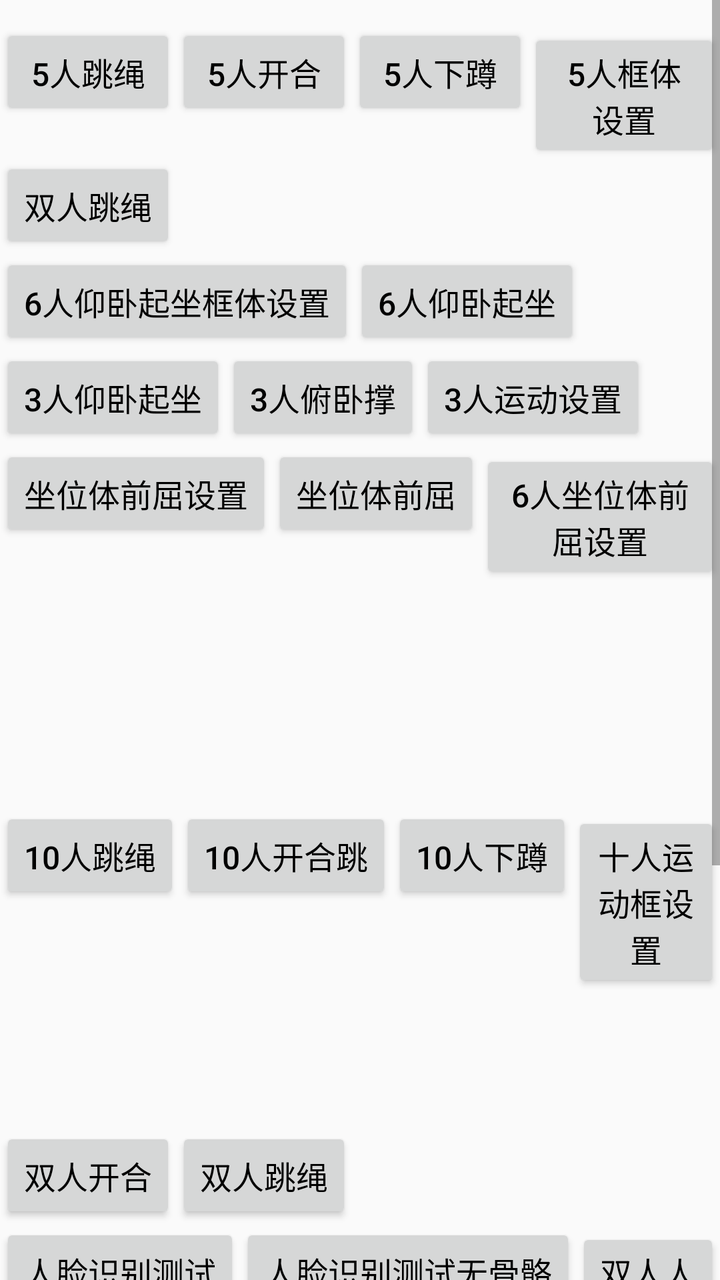
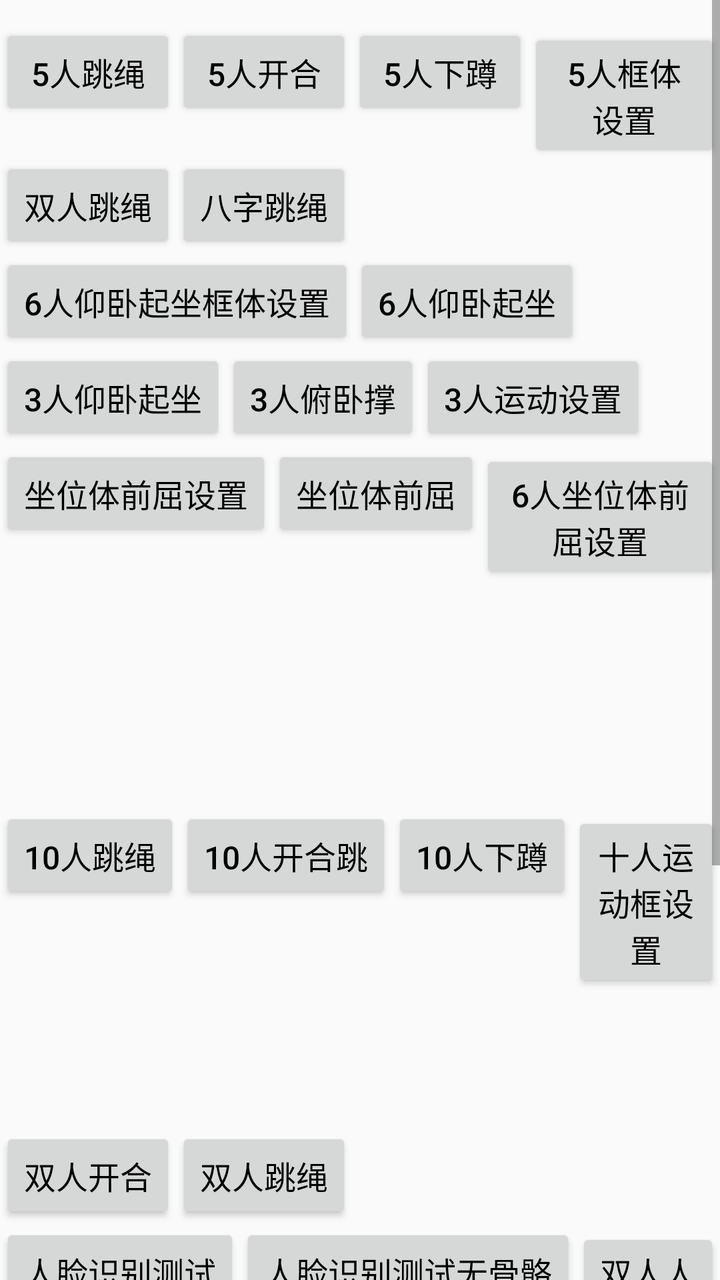

Two renders of the same Android screen: before a commit and after it. Below are the layout's source before the change and the commit's diff.
<!-- AndroidManifest.xml: application theme AppTheme -->
<!-- res/layout/ac_main.xml -->
<?xml version="1.0" encoding="utf-8"?>
<androidx.constraintlayout.widget.ConstraintLayout xmlns:android="http://schemas.android.com/apk/res/android"
    xmlns:app="http://schemas.android.com/apk/res-auto"
    android:layout_width="match_parent"
    android:layout_height="match_parent">

    <ScrollView
        android:layout_width="match_parent"
        android:layout_height="match_parent"
        android:layout_centerHorizontal="true"
        android:scrollbars="vertical">

        <LinearLayout
            android:layout_width="wrap_content"
            android:layout_height="wrap_content"
            android:layout_centerInParent="true"
            android:orientation="vertical"
            android:paddingTop="12dp"
            android:paddingBottom="12dp">

            <LinearLayout
                android:layout_width="wrap_content"
                android:layout_height="wrap_content"
                android:orientation="horizontal">

                <Button
                    android:id="@+id/bnt_0"
                    android:layout_width="wrap_content"
                    android:layout_height="wrap_content"
                    android:text="5人跳绳"
                    android:textColor="@color/color_black"
                    android:textSize="16sp" />

                <Button
                    android:id="@+id/bnt_3"
                    android:layout_width="wrap_content"
                    android:layout_height="wrap_content"
                    android:text="5人开合"
                    android:textColor="@color/color_black"
                    android:textSize="16sp" />

                <Button
                    android:id="@+id/bnt_4"
                    android:layout_width="wrap_content"
                    android:layout_height="wrap_content"
                    android:text="5人下蹲"
                    android:textColor="@color/color_black"
                    android:textSize="16sp" />
                <Button
                    android:id="@+id/bnt_5_region_set"
                    android:layout_width="wrap_content"
                    android:layout_height="wrap_content"
                    android:text="5人框体设置"
                    android:textColor="@color/color_black"
                    android:textSize="16sp" />

            </LinearLayout>

            <LinearLayout
                android:layout_width="match_parent"
                android:layout_height="wrap_content"
                android:contentDescription="双人运动">

                <Button
                    android:id="@+id/btn_d_skip"
                    android:layout_width="wrap_content"
                    android:layout_height="wrap_content"
                    android:text="双人跳绳"
                    android:textColor="@color/color_black"
                    android:textSize="16sp" />
            </LinearLayout>

            <LinearLayout
                android:layout_width="match_parent"
                android:layout_height="wrap_content"
                android:contentDescription="双人运动">
                <Button
                    android:id="@+id/btn_six_ywqz_set"
                    android:layout_width="wrap_content"
                    android:layout_height="wrap_content"
                    android:text="6人仰卧起坐框体设置"
                    android:textColor="@color/color_black"
                    android:textSize="16sp" />
                <Button
                    android:id="@+id/btn_six_ywqz"
                    android:layout_width="wrap_content"
                    android:layout_height="wrap_content"
                    android:text="6人仰卧起坐"
                    android:textColor="@color/color_black"
                    android:textSize="16sp" />
            </LinearLayout>

            <LinearLayout
                android:layout_width="wrap_content"
                android:layout_height="wrap_content">

                <Button
                    android:id="@+id/bnt_8"
                    android:layout_width="wrap_content"
                    android:layout_height="wrap_content"
                    android:text="3人仰卧起坐"
                    android:textColor="@color/color_black"
                    android:textSize="16sp" />

                <Button
                    android:id="@+id/bnt_9"
                    android:layout_width="wrap_content"
                    android:layout_height="wrap_content"
                    android:text="3人俯卧撑"
                    android:textColor="@color/color_black"
                    android:textSize="16sp" />

                <Button
                    android:id="@+id/btn_three_set"
                    android:layout_width="wrap_content"
                    android:layout_height="wrap_content"
                    android:text="3人运动设置"
                    android:textColor="@color/color_black"
                    android:textSize="16sp" />

            </LinearLayout>

            <LinearLayout
                android:layout_width="wrap_content"
                android:layout_height="wrap_content"
                android:orientation="horizontal">


                <Button
                    android:id="@+id/bnt_10"
                    android:layout_width="wrap_content"
                    android:layout_height="wrap_content"
                    android:text="坐位体前屈设置"
                    android:textColor="@color/color_black"
                    android:textSize="16sp" />

                <Button
                    android:id="@+id/bnt_zw"
                    android:layout_width="wrap_content"
                    android:layout_height="wrap_content"
                    android:text="坐位体前屈"
                    android:textColor="@color/color_black"
                    android:textSize="16sp" />

                <Button
                    android:id="@+id/btn_forward_6_set"
                    android:layout_width="wrap_content"
                    android:layout_height="wrap_content"
                    android:text="6人坐位体前屈设置"
                    android:textColor="@color/color_black"
                    android:textSize="16sp" />

                <Button
                    android:id="@+id/btn_forward_6"
                    android:layout_width="wrap_content"
                    android:layout_height="wrap_content"
                    android:text="6人坐位体前屈"
                    android:textColor="@color/color_black"
                    android:textSize="16sp" />

            </LinearLayout>

            <LinearLayout
                android:layout_width="wrap_content"
                android:layout_height="wrap_content"
                android:orientation="horizontal">

                <Button
                    android:id="@+id/bnt_11"
                    android:layout_width="wrap_content"
                    android:layout_height="wrap_content"
                    android:text="10人跳绳"
                    android:textColor="@color/color_black"
                    android:textSize="16sp" />

                <Button
                    android:id="@+id/btn_ten_open_close"
                    android:layout_width="wrap_content"
                    android:layout_height="wrap_content"
                    android:text="10人开合跳"
                    android:textColor="@color/color_black"
                    android:textSize="16sp" />

                <Button
                    android:id="@+id/btn_ten_squat"
                    android:layout_width="wrap_content"
                    android:layout_height="wrap_content"
                    android:text="10人下蹲"
                    android:textColor="@color/color_black"
                    android:textSize="16sp" />

                <Button
                    android:id="@+id/btn_10_region_set"
                    android:layout_width="wrap_content"
                    android:layout_height="wrap_content"
                    android:text="十人运动框设置"
                    android:textColor="@color/color_black"
                    android:textSize="16sp" />

                <Button
                    android:id="@+id/btn_ipc_set"
                    android:layout_width="wrap_content"
                    android:layout_height="wrap_content"
                    android:text="IPC设置"
                    android:textColor="@color/color_black"
                    android:textSize="16sp" />

                <Button
                    android:id="@+id/btn_ten_face"
                    android:layout_width="wrap_content"
                    android:layout_height="wrap_content"
                    android:text="十人人脸识别"
                    android:textColor="@color/color_black"
                    android:textSize="16sp" />
            </LinearLayout>

            <LinearLayout
                android:layout_width="wrap_content"
                android:layout_height="wrap_content"
                android:orientation="horizontal">

                <Button
                    android:id="@+id/bnt_12"
                    android:layout_width="wrap_content"
                    android:layout_height="wrap_content"
                    android:text="双人开合"
                    android:textColor="@color/color_black"
                    android:textSize="16sp" />

                <Button
                    android:id="@+id/bnt_13"
                    android:layout_width="wrap_content"
                    android:layout_height="wrap_content"
                    android:text="双人跳绳"
                    android:textColor="@color/color_black"
                    android:textSize="16sp" />

            </LinearLayout>

            <LinearLayout
                android:layout_width="wrap_content"
                android:layout_height="wrap_content">

                <Button
                    android:id="@+id/btn_face_test"
                    android:layout_width="wrap_content"
                    android:layout_height="wrap_content"
                    android:text="人脸识别测试"
                    android:textColor="@color/color_black"
                    android:textSize="16sp" />

                <Button
                    android:id="@+id/btn_face_test2"
                    android:layout_width="wrap_content"
                    android:layout_height="wrap_content"
                    android:text="人脸识别测试无骨骼"
                    android:textColor="@color/color_black"
                    android:textSize="16sp" />

                <Button
                    android:id="@+id/btn_double_face"
                    android:layout_width="wrap_content"
                    android:layout_height="wrap_content"
                    android:text="双人人脸识别测试"
                    android:textColor="@color/color_black"
                    android:textSize="16sp" />

                <Button
                    android:id="@+id/btn_pic_identify"
                    android:layout_width="wrap_content"
                    android:layout_height="wrap_content"
                    android:text="图片人脸识别"
                    android:textColor="@color/color_black"
                    android:textSize="16sp" />
            </LinearLayout>

            <LinearLayout
                android:layout_width="wrap_content"
                android:layout_height="wrap_content">

                <Button
                    android:id="@+id/btn_nfc_test"
                    android:layout_width="wrap_content"
                    android:layout_height="wrap_content"
                    android:text="NFC读卡测试"
                    android:textColor="@color/color_black"
                    android:textSize="16sp" />
            </LinearLayout>

            <LinearLayout
                android:layout_width="wrap_content"
                android:layout_height="wrap_content">

                <Button
                    android:id="@+id/btn_body_test"
                    android:layout_width="wrap_content"
                    android:layout_height="wrap_content"
                    android:text="框体测试"
                    android:textColor="@color/color_black"
                    android:textSize="16sp" />
                <Button
                    android:id="@+id/btn_frame_animation_test"
                    android:layout_width="wrap_content"
                    android:layout_height="wrap_content"
                    android:text="多序列帧动画"
                    android:textColor="@color/color_black"
                    android:textSize="16sp" />
                <Button
                    android:id="@+id/btn_gesture"
                    android:layout_width="wrap_content"
                    android:layout_height="wrap_content"
                    android:text="手势识别"
                    android:textColor="@color/color_black"
                    android:textSize="16sp" />
            </LinearLayout>

            
            <LinearLayout
                android:layout_width="wrap_content"
                android:layout_height="wrap_content">

                <Button
                    android:id="@+id/btn_bmi_setting"
                    android:layout_width="wrap_content"
                    android:layout_height="wrap_content"
                    android:text="BMI设置"
                    android:textColor="@color/color_black"
                    android:textSize="16sp" />

                <Button
                    android:id="@+id/btn_bmi_sport"
                    android:layout_width="wrap_content"
                    android:layout_height="wrap_content"
                    android:text="BMI运动"
                    android:textColor="@color/color_black"
                    android:textSize="16sp" />

                <Button
                    android:id="@+id/btn_lung_setting"
                    android:layout_width="wrap_content"
                    android:layout_height="wrap_content"
                    android:text="肺活量设置"
                    android:textColor="@color/color_black"
                    android:textSize="16sp" />

                <Button
                    android:id="@+id/btn_lung_sport"
                    android:layout_width="wrap_content"
                    android:layout_height="wrap_content"
                    android:text="肺活量运动"
                    android:textColor="@color/color_black"
                    android:textSize="16sp" />
            </LinearLayout>

        </LinearLayout>

    </ScrollView>

    <TextView
        android:id="@+id/tv_org_id"
        android:layout_width="wrap_content"
        android:layout_height="wrap_content"
        android:layout_marginEnd="@dimen/dp_60"
        android:layout_marginBottom="@dimen/dp_60"
        app:layout_constraintBottom_toBottomOf="parent"
        app:layout_constraintEnd_toEndOf="parent" />
</androidx.constraintlayout.widget.ConstraintLayout>
<!-- resources referenced by this layout -->
<resources>
  <color name="color_black">#000000</color>
  <dimen name="dp_60">60dp</dimen>
  <style name="AppTheme" parent="Theme.AppCompat.DayNight.NoActionBar">
          <item name="colorPrimary">#00FFFF</item>
          <item name="colorPrimaryDark">#FFFFFF</item>
          <item name="colorAccent">#FFFF00</item>
          <item name="android:windowActionBar">false</item>
          <item name="android:windowNoTitle">true</item>
          <item name="android:windowContentTransitions">true</item>
          <item name="android:statusBarColor">@android:color/transparent</item>
          <item name="android:windowFullscreen">true</item>
          <item name="android:windowTranslucentNavigation">true</item>
          <item name="android:windowTranslucentStatus">true</item>
          <item name="android:windowDisablePreview">true</item>
      </style>
</resources>

<!-- the commit's change to res/layout/ac_main.xml (unified diff, before → after) -->
@@ -66,6 +66,13 @@
                     android:layout_width="wrap_content"
                     android:layout_height="wrap_content"
                     android:text="双人跳绳"
+                    android:textColor="@color/color_black"
+                    android:textSize="16sp" />
+                <Button
+                    android:id="@+id/btn_skip_eight"
+                    android:layout_width="wrap_content"
+                    android:layout_height="wrap_content"
+                    android:text="八字跳绳"
                     android:textColor="@color/color_black"
                     android:textSize="16sp" />
             </LinearLayout>
